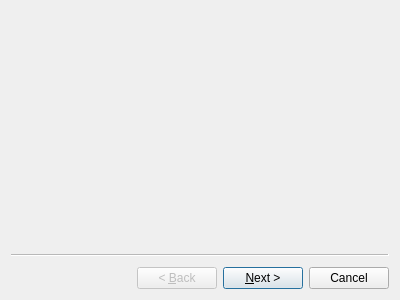
The window that qt-frontend/widgets/SpectralColorPicker/importrawdatawizard.ui (phresnel/picogen) describes before a commit, drawn with Qt 5.
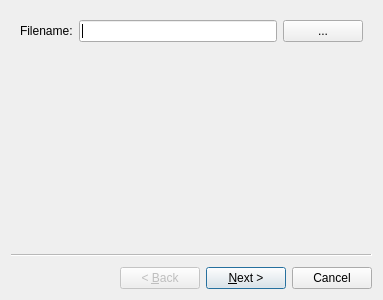
The same window after the commit.

Commit message: add first page of raw-import-wizard

```diff
--- a/qt-frontend/widgets/SpectralColorPicker/importrawdatawizard.ui
+++ b/qt-frontend/widgets/SpectralColorPicker/importrawdatawizard.ui
@@ -6,14 +6,34 @@
    <rect>
     <x>0</x>
     <y>0</y>
-    <width>400</width>
+    <width>383</width>
     <height>300</height>
    </rect>
   </property>
   <property name="windowTitle">
    <string>Import raw data</string>
   </property>
-  <widget class="QWizardPage" name="wizardPage1"/>
+  <widget class="QWizardPage" name="wizardPage1">
+   <layout class="QGridLayout" name="gridLayout">
+    <item row="0" column="0">
+     <widget class="QLabel" name="label">
+      <property name="text">
+       <string>Filename:</string>
+      </property>
+     </widget>
+    </item>
+    <item row="0" column="1">
+     <widget class="QLineEdit" name="filename"/>
+    </item>
+    <item row="0" column="2">
+     <widget class="QPushButton" name="openFileDialog">
+      <property name="text">
+       <string>...</string>
+      </property>
+     </widget>
+    </item>
+   </layout>
+  </widget>
   <widget class="QWizardPage" name="wizardPage2"/>
  </widget>
  <resources/>
```
The commit also changes 2 other files.
